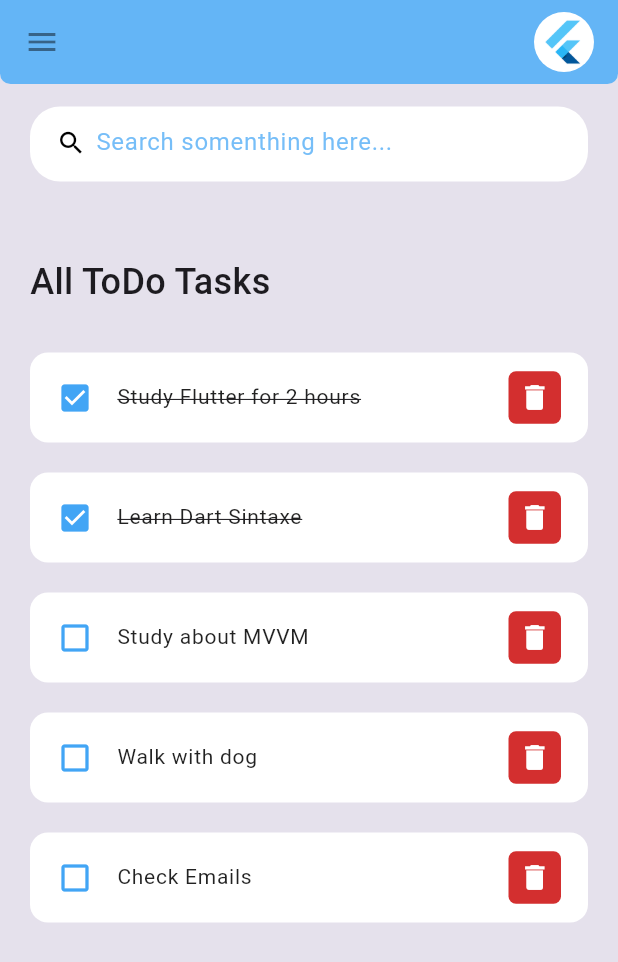
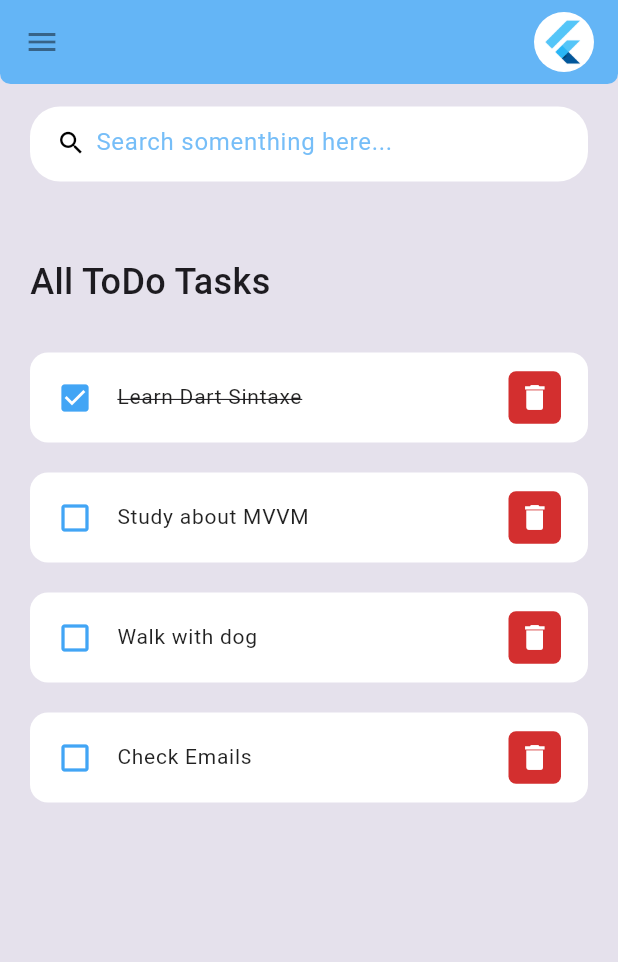
Before and after one commit to VictorHSLito/ToDoApp-Flutter, a Flutter app: the screen it shows after launch, after a tap on the "delete" icon, on a phone screen of 412 x 824 dp. Shown: the top 962 px of the screen. Run offline on Flutter 3.47's test engine with Material 3 defaults, Android fonts, the phone set to English and light mode, and no system bars.

```diff
--- a/todo_app/lib/views/screens/app_bar.dart
+++ b/todo_app/lib/views/screens/app_bar.dart
@@ -10,7 +10,7 @@ class HomeAppBar extends StatelessWidget implements PreferredSizeWidget {
         mainAxisAlignment: MainAxisAlignment.spaceBetween,
         children: [
           Icon(Icons.menu, color: Colors.black45),
-          Container(
+          SizedBox(
             height: 40,
             width: 40,
             child: ClipRRect(
--- a/todo_app/lib/views/screens/home.dart
+++ b/todo_app/lib/views/screens/home.dart
@@ -17,6 +17,12 @@ class _HomePageState extends State<HomePage> {
   void _handleToDoState(ToDo item) {
     setState(() {
       item.isDone = !item.isDone;
+    });
+  }
+
+  void _deleteToDoItem(String id) {
+    setState(() {
+      items.removeWhere((item) => item.id == id);
     });
   }
 
@@ -47,7 +53,7 @@ class _HomePageState extends State<HomePage> {
                     ToDoItem(
                       item: item,
                       onToDoState: _handleToDoState,
-                      onDeleteItem: () {},
+                      onDeleteItem: _deleteToDoItem,
                     ),
                 ],
               ),
--- a/todo_app/lib/widgets/todo_item.dart
+++ b/todo_app/lib/widgets/todo_item.dart
@@ -57,7 +57,9 @@ class ToDoItem extends StatelessWidget {
             child: IconButton(
               iconSize: 22,
               padding: EdgeInsets.all(0),
-              onPressed: () {},
+              onPressed: () {
+                onDeleteItem(item.id);
+              },
               icon: Icon(Icons.delete, color: Colors.white),
             ),
           ),
```
